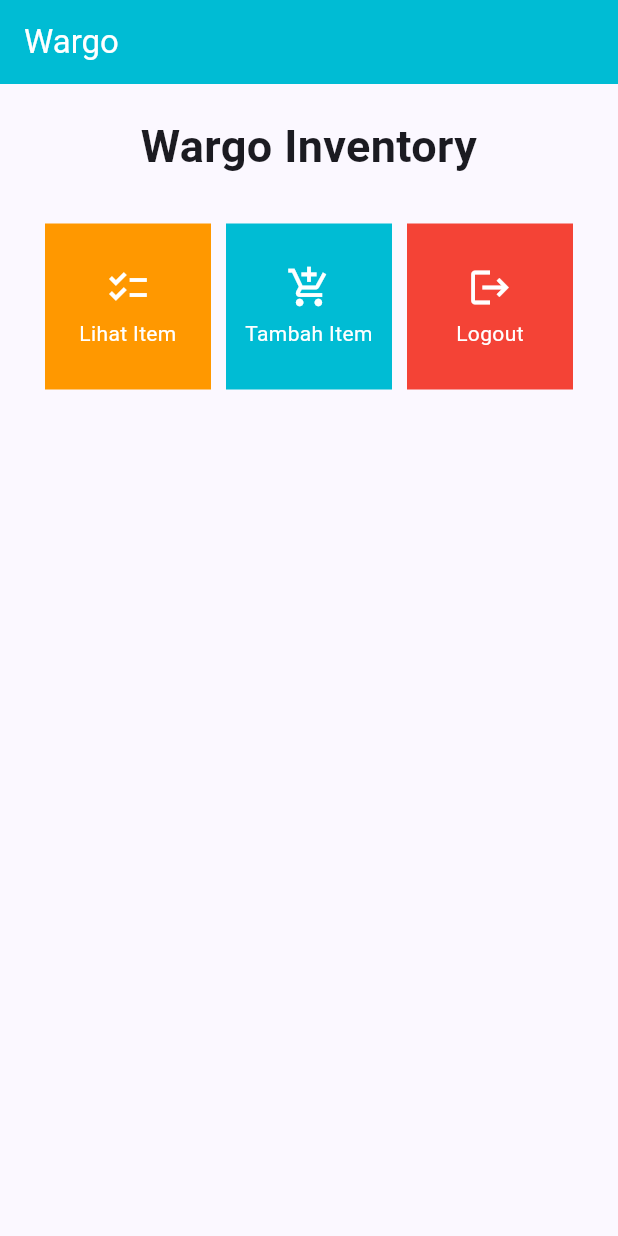
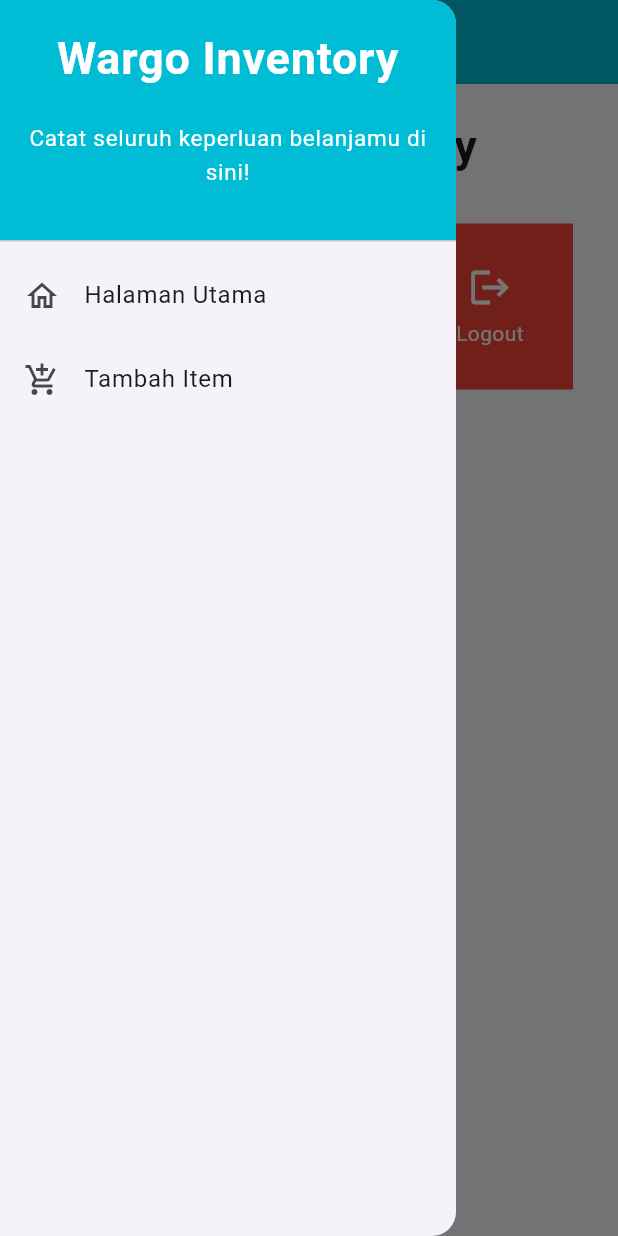
Before and after one commit to neinakada/wargo-mobile, a Flutter app: the screen it shows after launch, with the side drawer open (before the commit the screen has no drawer), on a phone screen of 412 x 824 dp. Run offline on Flutter 3.47's test engine with Material 2 defaults, Android fonts, the phone set to English and light mode, and no system bars.

Commit message:
Mengerjakan Tugas 7

```diff
--- a/lib/main.dart
+++ b/lib/main.dart
@@ -1,5 +1,5 @@
 import 'package:flutter/material.dart';
-import 'package:wargo/menu.dart';
+import 'package:wargo/screens/menu.dart';
 
 void main() {
   runApp(const MyApp());
--- a/lib/menu.dart
+++ b/lib/screens/menu.dart
@@ -1,4 +1,6 @@
 import 'package:flutter/material.dart';
+import 'package:wargo/widgets/left_drawer.dart';
+import 'package:wargo/widgets/wargo_card.dart';
 
 class MyHomePage extends StatelessWidget {
   MyHomePage({Key? key}) : super(key: key);
@@ -21,6 +23,8 @@
         ),
         backgroundColor:Colors.cyan,
       ),
+      drawer: const LeftDrawer(),
+
       body: SingleChildScrollView(
         // Widget wrapper yang dapat discroll
         child: Padding(
@@ -68,59 +72,3 @@
 
   WargoItem(this.name, this.icon);
 }
-
-class WargoCard extends StatelessWidget {
-  final WargoItem item;
-
-  const WargoCard(this.item, {super.key}); // Constructor
-
-  @override
-  Widget build(BuildContext context) {
-    var btnColor;
-    if (item.name.compareTo("Lihat Item") == 0) {
-      btnColor= Colors.orange;
-    }
-    else if (item.name.compareTo("Tambah Item") == 0) {
-      btnColor= Colors.cyan;
-    }
-    else if (item.name.compareTo("Logout") == 0) {
-      btnColor= Colors.red;
-    }
-
-    return Material(
-      color: btnColor,
-      child: InkWell(
-        // Area responsive terhadap sentuhan
-        onTap: () {
-          // Memunculkan SnackBar ketika diklik
-          ScaffoldMessenger.of(context)
-            ..hideCurrentSnackBar()
-            ..showSnackBar(SnackBar(
-                content: Text("Kamu telah menekan tombol ${item.name}!")));
-        },
-        child: Container(
-          // Container untuk menyimpan Icon dan Text
-          padding: const EdgeInsets.all(8),
-          child: Center(
-            child: Column(
-              mainAxisAlignment: MainAxisAlignment.center,
-              children: [
-                Icon(
-                  item.icon,
-                  color: Colors.white,
-                  size: 30.0,
-                ),
-                const Padding(padding: EdgeInsets.all(3)),
-                Text(
-                  item.name,
-                  textAlign: TextAlign.center,
-                  style: const TextStyle(color: Colors.white),
-                ),
-              ],
-            ),
-          ),
-        ),
-      ),
-    );
-  }
-}
--- /dev/null
+++ b/lib/widgets/left_drawer.dart
@@ -0,0 +1,72 @@
+import 'package:flutter/material.dart';
+import 'package:wargo/screens/menu.dart';
+import 'package:wargo/screens/shoplist_form.dart';
+
+class LeftDrawer extends StatelessWidget {
+  const LeftDrawer({super.key});
+
+  @override
+  Widget build(BuildContext context) {
+    return Drawer(
+      child: ListView(
+        children: [
+          const DrawerHeader(
+              decoration: BoxDecoration(
+                color: Colors.cyan,
+              ),
+              child: Column(
+                children: [
+                  Text(
+                    'Wargo Inventory',
+                    textAlign: TextAlign.center,
+                    style: TextStyle(
+                      fontSize: 30,
+                      fontWeight: FontWeight.bold,
+                      color: Colors.white,
+                    ),
+                  ),
+                  Padding(padding: EdgeInsets.all(10)),
+                  Text("Catat seluruh keperluan belanjamu di sini!",
+                    // TODO: Tambahkan gaya teks dengan center alignment, font ukuran 15, warna putih, dan weight biasa
+                    textAlign: TextAlign.center,
+                    style: TextStyle(
+                      fontSize: 15,
+                      fontWeight: FontWeight.normal,
+                      color: Colors.white,
+                  ),
+                  )],
+              ),
+          ),
+          ListTile(
+            leading: const Icon(Icons.home_outlined),
+            title: const Text('Halaman Utama'),
+            // Bagian redirection ke MyHomePage
+            onTap: () {
+              Navigator.pushReplacement(
+                  context,
+                  MaterialPageRoute(
+                    builder: (context) => MyHomePage(),
+                  ));
+            },
+          ),
+          ListTile(
+            leading: const Icon(Icons.add_shopping_cart),
+            title: const Text('Tambah Item'),
+            // Bagian redirection ke ShopFormPage
+            onTap: () {
+              /*
+    TODO: Buatlah routing ke ShopFormPage di sini,
+    setelah halaman ShopFormPage sudah dibuat.
+    */
+              Navigator.pushReplacement(
+                  context,
+                  MaterialPageRoute(
+                    builder: (context) => ShopFormPage(),
+                  ));
+            },
+          ),
+        ],
+      ),
+    );
+  }
+}
--- /dev/null
+++ b/lib/widgets/wargo_card.dart
@@ -0,0 +1,64 @@
+import 'package:flutter/material.dart';
+import 'package:wargo/screens/shoplist_form.dart';
+import '../screens/menu.dart';
+
+class WargoCard extends StatelessWidget {
+  final WargoItem item;
+
+  const WargoCard(this.item, {super.key}); // Constructor
+
+  @override
+  Widget build(BuildContext context) {
+    var btnColor;
+    if (item.name.compareTo("Lihat Item") == 0) {
+      btnColor= Colors.orange;
+    }
+    else if (item.name.compareTo("Tambah Item") == 0) {
+      btnColor= Colors.cyan;
+    }
+    else if (item.name.compareTo("Logout") == 0) {
+      btnColor= Colors.red;
+    }
+
+    return Material(
+      color: btnColor,
+      child: InkWell(
+        // Area responsive terhadap sentuhan
+        onTap: () {
+          // Memunculkan SnackBar ketika diklik
+          ScaffoldMessenger.of(context)
+            ..hideCurrentSnackBar()
+            ..showSnackBar(SnackBar(
+                content: Text("Kamu telah menekan tombol ${item.name}!")));
+
+          if (item.name == "Tambah Item") {
+            Navigator.push(context,
+                MaterialPageRoute(builder: (context) => const ShopFormPage()));
+          }
+        },
+        child: Container(
+          // Container untuk menyimpan Icon dan Text
+          padding: const EdgeInsets.all(8),
+          child: Center(
+            child: Column(
+              mainAxisAlignment: MainAxisAlignment.center,
+              children: [
+                Icon(
+                  item.icon,
+                  color: Colors.white,
+                  size: 30.0,
+                ),
+                const Padding(padding: EdgeInsets.all(3)),
+                Text(
+                  item.name,
+                  textAlign: TextAlign.center,
+                  style: const TextStyle(color: Colors.white),
+                ),
+              ],
+            ),
+          ),
+        ),
+      ),
+    );
+  }
+}
```
Also changed, not shown: lib/screens/shoplist_form.dart (added, +164 -0 lines).
